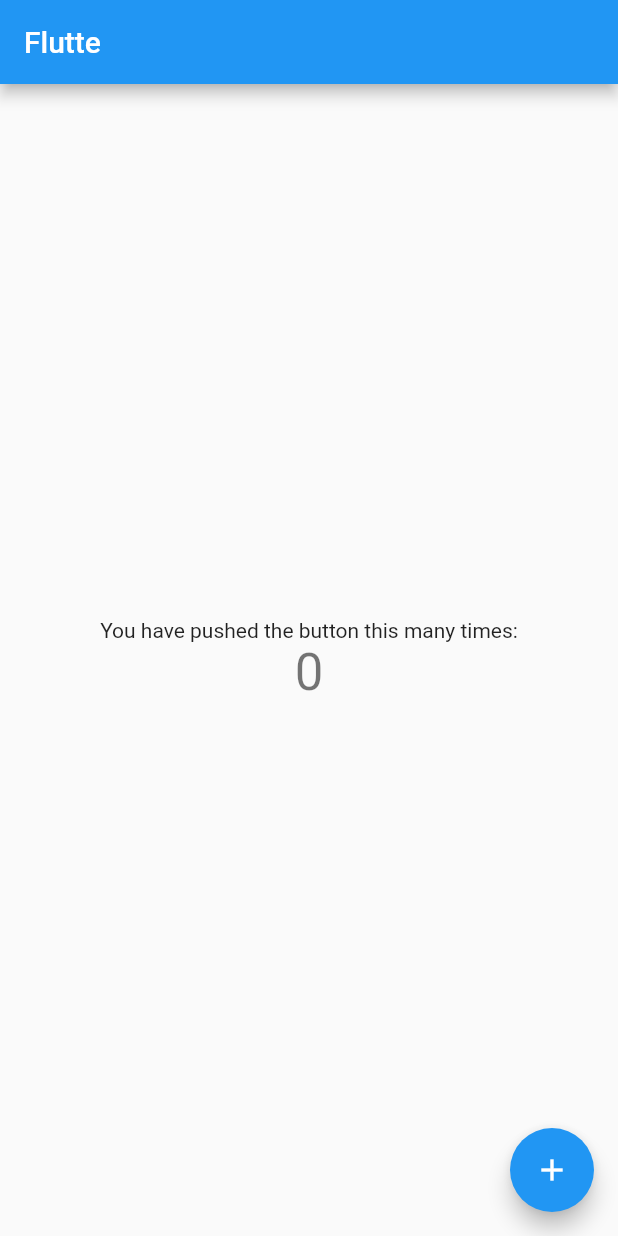
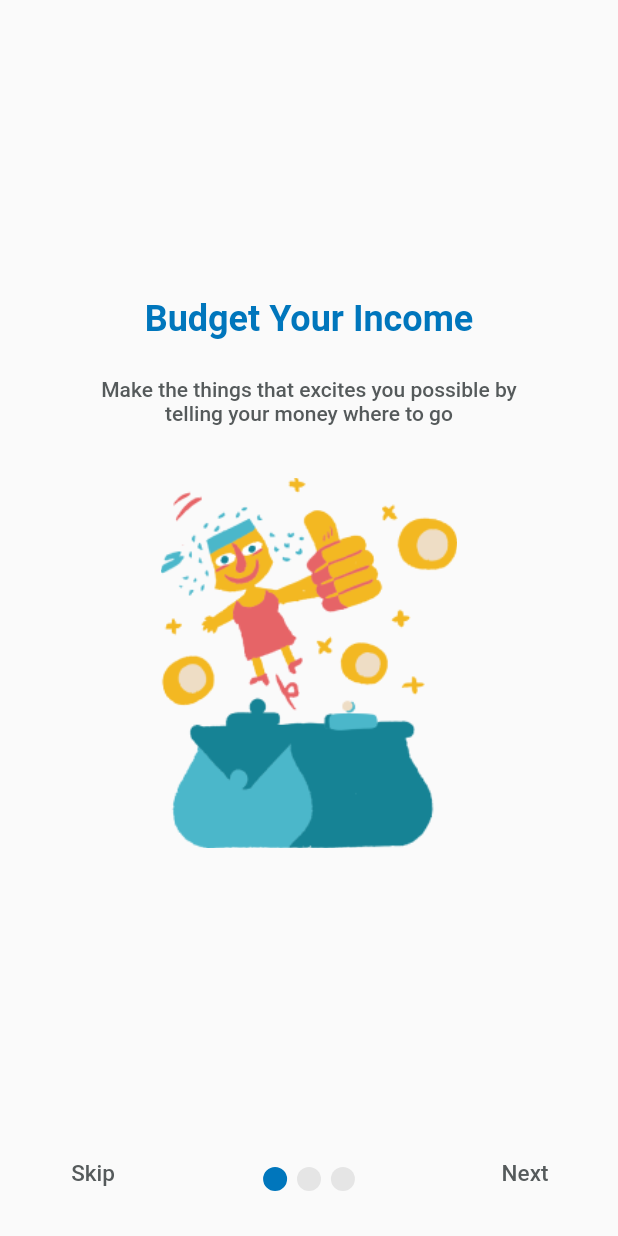
Before and after one commit to Megadelafrika/iwise_frontend, a Flutter app: the screen it shows after launch, on a phone screen of 412 x 824 dp. Run offline on Flutter 3.47's test engine with Material 2 defaults, Android fonts, the phone set to English and light mode, and no system bars; network calls fail.

Commit message:
new changes

```diff
--- /dev/null
+++ b/lib/iWallet/data.dart
@@ -0,0 +1,5 @@
+class Data {
+// 	factory Data.fromJson(Map<String, dynamic> data){
+// //			return ()
+// 	}
+}
--- a/lib/main.dart
+++ b/lib/main.dart
@@ -1,118 +1,35 @@
+import 'dart:io';
+
 import 'package:flutter/material.dart';
+import 'package:flutter/services.dart';
+import 'package:flutterapp/iWallet/iwallet.dart';
+import 'package:flutterapp/onboardingScreen/screens/landingPage.dart';
 
+void main() => runApp(MyApp());
 
-void main() {
-  runApp(MyApp());
-}
-
-class MyApp extends StatelessWidget {
-  // This widget is the root of your application.
+class MyApp extends StatelessWidget{
   @override
   Widget build(BuildContext context) {
+    SystemChrome.setSystemUIOverlayStyle(SystemUiOverlayStyle(
+      statusBarColor: Colors.transparent,
+      statusBarIconBrightness: Brightness.dark,
+      statusBarBrightness:
+      Platform.isAndroid ? Brightness.dark : Brightness.light,
+      systemNavigationBarColor: Colors.white,
+      systemNavigationBarDividerColor: Colors.grey,
+      systemNavigationBarIconBrightness: Brightness.dark,
+    ));
     return MaterialApp(
-      title: 'Flutter Demo',
+      debugShowCheckedModeBanner: false,
       theme: ThemeData(
-        // This is the theme of your application.
-        //
-        // Try running your application with "flutter run". You'll see the
-        // application has a blue toolbar. Then, without quitting the app, try
-        // changing the primarySwatch below to Colors.green and then invoke
-        // "hot reload" (press "r" in the console where you ran "flutter run",
-        // or simply save your changes to "hot reload" in a Flutter IDE).
-        // Notice that the counter didn't reset back to zero; the application
-        // is not restarted.
-        primarySwatch: Colors.blue,
-        // This makes the visual density adapt to the platform that you run
-        // the app on. For desktop platforms, the controls will be smaller and
-        // closer together (more dense) than on mobile platforms.
-        visualDensity: VisualDensity.adaptivePlatformDensity,
+//        platform: TargetPlatform.android,
       ),
-      home: MyHomePage(title: 'Flutte'),
+//      initialRoute: ,
+      home: LandingPage(),
+      routes: {
+        '/wallet':(context) => Wallet(),
+      },
     );
   }
+
 }
-
-class MyHomePage extends StatefulWidget {
-  MyHomePage({Key key, this.title}) : super(key: key);
-
-  // This widget is the home page of your application. It is stateful, meaning
-  // that it has a State object (defined below) that contains fields that affect
-  // how it looks.
-
-  // This class is the configuration for the state. It holds the values (in this
-  // case the title) provided by the parent (in this case the App widget) and
-  // used by the build method of the State. Fields in a Widget subclass are
-  // always marked "final".
-
-  final String title;
-
-  @override
-  _MyHomePageState createState() => _MyHomePageState();
-}
-
-class _MyHomePageState extends State<MyHomePage> {
-  int _counter = 0;
-
-  void _incrementCounter() {
-    setState(() {
-      // This call to setState tells the Flutter framework that something has
-      // changed in this State, which causes it to rerun the build method below
-      // so that the display can reflect the updated values. If we changed
-      // _counter without calling setState(), then the build method would not be
-      // called again, and so nothing would appear to happen.
-      _counter = _counter - 2;
-    });
-  }
-
-  @override
-  Widget build(BuildContext context) {
-    // This method is rerun every time setState is called, for instance as done
-    // by the _incrementCounter method above.
-    //
-    // The Flutter framework has been optimized to make rerunning build methods
-    // fast, so that you can just rebuild anything that needs updating rather
-    // than having to individually change instances of widgets.
-    return Scaffold(
-      appBar: AppBar(
-        // Here we take the value from the MyHomePage object that was created by
-        // the App.build method, and use it to set our appbar title.
-        title: Text(widget.title),
-      ),
-      body: Center(
-        // Center is a layout widget. It takes a single child and positions it
-        // in the middle of the parent.
-        child: Column(
-          // Column is also a layout widget. It takes a list of children and
-          // arranges them vertically. By default, it sizes itself to fit its
-          // children horizontally, and tries to be as tall as its parent.
-          //
-          // Invoke "debug painting" (press "p" in the console, choose the
-          // "Toggle Debug Paint" action from the Flutter Inspector in Android
-          // Studio, or the "Toggle Debug Paint" command in Visual Studio Code)
-          // to see the wireframe for each widget.
-          //
-          // Column has various properties to control how it sizes itself and
-          // how it positions its children. Here we use mainAxisAlignment to
-          // center the children vertically; the main axis here is the vertical
-          // axis because Columns are vertical (the cross axis would be
-          // horizontal).
-          mainAxisAlignment: MainAxisAlignment.center,
-          children: <Widget>[
-            Text(
-              'You have pushed the button this many times:',
-            ),
-            Text(
-              '$_counter',
-              style: Theme.of(context).textTheme.headline4,
-            ),
-          ],
-        ),
-      ),
-      floatingActionButton: FloatingActionButton(
-        onPressed: _incrementCounter,
-        tooltip: 'Increment',
-        child: Icon(Icons.add),
-      ), // This trailing comma makes auto-formatting nicer for build methods.
-    );
-  }
-}
--- /dev/null
+++ b/lib/onboardingScreen/constants/constants.dart
@@ -0,0 +1,10 @@
+class Constants{
+  static const String SKIP = "Skip";
+  static const String NEXT = "Next";
+  static const String SLIDER_HEADING_1 = "Budget Your Income";
+  static const String SLIDER_HEADING_2 = "Simplified Investment Solution";
+  static const String SLIDER_HEADING_3 = "Quick Access to Loan";
+  static const String SLIDER_DESC1 = "Make the things that excites you possible by telling your money where to go";
+  static const String SLIDER_DESC2 = 'Don’t depend on a single income, make investment to create a second source';
+  static const String SLIDER_DESC3 = 'Get access to loan for your emergencies anytime';
+}
--- /dev/null
+++ b/lib/onboardingScreen/models/slider.dart
@@ -0,0 +1,28 @@
+import 'package:flutter/cupertino.dart';
+import 'package:flutterapp/onboardingScreen/constants/constants.dart';
+
+class Slider {
+  final String sliderImageUrl;
+  final String sliderHeading;
+  final String sliderSubHeading;
+
+  Slider(
+      {@required this.sliderImageUrl,
+        @required this.sliderHeading,
+        @required this.sliderSubHeading});
+}
+
+final sliderArrayList = [
+  Slider(
+      sliderImageUrl: 'assets/flamenco-payment-processed 1.png',
+      sliderHeading: Constants.SLIDER_HEADING_1,
+      sliderSubHeading: Constants.SLIDER_DESC1),
+  Slider(
+      sliderImageUrl: 'assets/payment-processed-6 1.png',
+      sliderHeading: Constants.SLIDER_HEADING_2,
+      sliderSubHeading: Constants.SLIDER_DESC2),
+  Slider(
+      sliderImageUrl: 'assets/bermuda-payment-processed 1.png',
+      sliderHeading: Constants.SLIDER_HEADING_3,
+      sliderSubHeading: Constants.SLIDER_DESC3),
+];
--- /dev/null
+++ b/lib/onboardingScreen/screens/landingPage.dart
@@ -0,0 +1,21 @@
+import 'package:flutter/cupertino.dart';
+import 'package:flutter/material.dart';
+import 'package:flutterapp/onboardingScreen/view/layoutView.dart';
+
+class LandingPage extends StatefulWidget {
+  @override
+  State<StatefulWidget> createState() => _LandingPageState();
+}
+
+class _LandingPageState extends State<LandingPage> {
+  @override
+  Widget build(BuildContext context) {
+    return Scaffold(
+      body: onBordingBody(),
+    );
+  }
+
+  Widget onBordingBody() => Container(
+    child: SliderLayoutView(),
+  );
+}
--- /dev/null
+++ b/lib/onboardingScreen/view/layoutView.dart
@@ -0,0 +1,129 @@
+import 'dart:async';
+
+import 'package:flutter/cupertino.dart';
+import 'package:flutter/material.dart';
+import 'package:flutterapp/onboardingScreen/constants/constants.dart';
+import 'package:flutterapp/onboardingScreen/models/slider.dart';
+import 'package:flutterapp/onboardingScreen/widgets/dots.dart';
+import 'package:flutterapp/onboardingScreen/widgets/sliderItem/slider.dart';
+import 'dart:convert';
+import 'package:http/http.dart' as http ;
+// import 'package:flutterapp/iWallet/iwallet.dart';
+
+class SliderLayoutView extends StatefulWidget {
+  @override
+  State<StatefulWidget> createState() => _SliderLayoutViewState();
+}
+
+class _SliderLayoutViewState extends State<SliderLayoutView> {
+
+
+  void getData() async{
+    http.Response user = await http.get('http://localhost:4000/product/shoe');
+    Map data = jsonDecode(user.body);
+    print(data);
+  }
+
+  int _currentPage = 0;
+  final PageController _pageController = PageController(initialPage: 0);
+
+  @override
+  void initState() {
+    getData();
+    super.initState();
+    Timer.periodic(Duration(seconds: 5), (Timer timer) {
+      if (_currentPage < 2) {
+        _currentPage++;
+      } else {
+        _currentPage = 0;
+      }
+    });
+  }
+
+  @override
+  void dispose() {
+    super.dispose();
+    _pageController.dispose();
+  }
+
+  _onPageChanged(int index) {
+    setState(() {
+      _currentPage = index;
+    });
+  }
+
+  @override
+  Widget build(BuildContext context) => topSliderLayout();
+
+  Widget topSliderLayout() => Container(
+    child: Padding(
+        padding: EdgeInsets.all(10.0),
+        child: Stack(
+          alignment: AlignmentDirectional.bottomCenter,
+          children: <Widget>[
+            PageView.builder(
+              scrollDirection: Axis.horizontal,
+              controller: _pageController,
+              onPageChanged: _onPageChanged,
+              itemCount: sliderArrayList.length,
+              itemBuilder: (ctx, i) => SlideItem(i),
+            ),
+            Stack(
+              alignment: AlignmentDirectional.topStart,
+              children: <Widget>[
+                Align(
+                  alignment: Alignment.bottomRight,
+                  child: Padding(
+                    padding: EdgeInsets.only(right: 8.0, bottom: 8.0),
+                    child: FlatButton(
+                      onPressed: (){
+                      _pageController.nextPage(duration: Duration(milliseconds: 800), curve: Curves.ease);
+                      },
+                      child: Text(
+                        Constants.NEXT,
+                        style: TextStyle(
+                          color: Color(0xff555A5B),
+                          fontSize: 15.0
+                        ),
+                      ),
+                    ),
+                  ),
+                ),
+                Align(
+                  alignment: Alignment.bottomLeft,
+                  child: Padding(
+                    padding: EdgeInsets.only(left: 8.0, bottom: 8.0),
+                    child: FlatButton(
+                      onPressed: (){
+                        Navigator.pushReplacementNamed(context, '/wallet');
+                      },
+                      child: Text(
+                        Constants.SKIP,
+                        style: TextStyle(
+                            color: Color(0xff555A5B),
+                            fontSize: 15.0
+                        ),
+                      ),
+                    ),
+                  ),
+                ),
+                Container(
+                  alignment: AlignmentDirectional.bottomCenter,
+                  margin: EdgeInsets.only(bottom: 20.0),
+                  child: Row(
+                    mainAxisAlignment: MainAxisAlignment.center,
+                    children: <Widget>[
+                      for (int i = 0; i < sliderArrayList.length; i++)
+                        if (i == _currentPage)
+                          SlideDots(true)
+                        else
+                          SlideDots(false)
+                    ],
+                  ),
+                ),
+              ],
+            )
+          ],
+        )),
+  );
+}
--- /dev/null
+++ b/lib/onboardingScreen/widgets/dots.dart
@@ -0,0 +1,22 @@
+import 'package:flutter/cupertino.dart';
+import 'package:flutter/material.dart';
+
+class SlideDots extends StatelessWidget {
+  final bool isActive;
+  SlideDots(this.isActive);
+
+  @override
+  Widget build(BuildContext context) {
+    return AnimatedContainer(
+      duration: Duration(milliseconds: 150),
+      margin: const EdgeInsets.symmetric(horizontal: 3.3),
+      height: isActive ? 16 : 16,
+      width: isActive ? 16 : 16,
+      decoration: BoxDecoration(
+        color: isActive ? Color(0xff0076BC) : Color(0xffE5E5E5),
+        border: isActive ?  Border.all(color: Color(0xff0076BC),width: 2.0,) : Border.all(color: Colors.transparent,width: 1,),
+        borderRadius: BorderRadius.all(Radius.circular(12)),
+      ),
+    );
+  }
+}
--- /dev/null
+++ b/lib/onboardingScreen/widgets/sliderItem/slider.dart
@@ -0,0 +1,57 @@
+import 'package:flutter/cupertino.dart';
+// import 'package:flutterapp/onboardingScreen/constants/constants.dart';
+import 'package:flutterapp/onboardingScreen/models/slider.dart';
+
+class SlideItem extends StatelessWidget {
+  final int index;
+  SlideItem(this.index);
+
+  @override
+  Widget build(BuildContext context) {
+    return Column(
+      crossAxisAlignment: CrossAxisAlignment.center,
+      mainAxisAlignment: MainAxisAlignment.center,
+      children: <Widget>[
+        Text(
+          sliderArrayList[index].sliderHeading,
+          style: TextStyle(
+            color: Color(0xff0076BC),
+            fontWeight: FontWeight.w700,
+            fontSize: 24.0,
+          ),
+        ),
+        SizedBox(
+          height: 25.0,
+        ),
+        Center(
+          child: Padding(
+            padding: EdgeInsets.symmetric(horizontal: 40.0),
+            child: Text(
+              sliderArrayList[index].sliderSubHeading,
+              style: TextStyle(
+                fontWeight: FontWeight.w500,
+                fontSize: 14.0,
+                color: Color(0xff555A5B)
+              ),
+              textAlign: TextAlign.center,
+            ),
+          ),
+        ),
+        SizedBox(
+          height: 35.0,
+        ),
+        Container(
+          height: MediaQuery.of(context).size.width * 0.6,
+          width: MediaQuery.of(context).size.height * 0.4,
+          decoration: BoxDecoration(
+              image: DecorationImage(
+                  image: AssetImage(sliderArrayList[index].sliderImageUrl))),
+        ),
+        SizedBox(
+          height: 60.0,
+        ),
+
+      ],
+    );
+  }
+}
```
Also changed, not shown: lib/iWallet/iwallet.dart (added, +120 -0 lines), lib/iWallet/new.dart (added, +104 -0 lines), lib/iWallet/transactions.dart (added, +27 -0 lines), pubspec.yaml (+4 -3 lines), assets/Vector (1).png (added), assets/Vector.png (added), assets/bermuda-payment-processed 1.png (added), assets/flamenco-payment-processed 1.png (added), assets/mirage-list-is-empty 1.png (added), assets/payment-processed-6 1.png (added), pubspec.lock.
